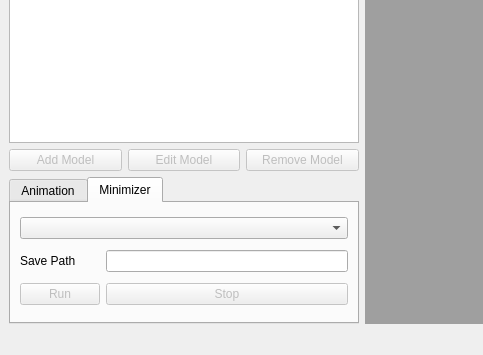
Above: src/QT/gui_main.ui from bkloppenborg/simtoi before the change; both pictures show x 0 to 483 and y 266 to 621 of the 800 by 621 pixel window. Below: the same form after it.
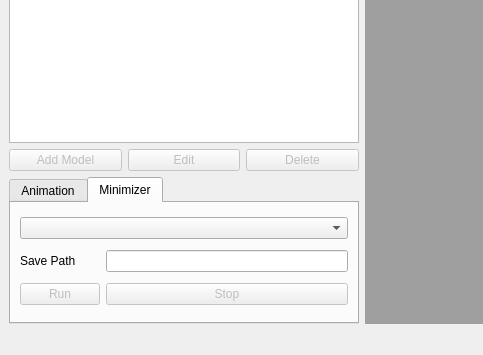
That is the form after the change.

Commit message: Added minimizer execution back in. Changed some more of the buttons over to automatic signal/slots.

```diff
--- a/src/QT/gui_main.ui
+++ b/src/QT/gui_main.ui
@@ -133,7 +133,7 @@
          <bool>false</bool>
         </property>
         <property name="text">
-         <string>Remove Model</string>
+         <string>Delete</string>
         </property>
        </widget>
       </item>
@@ -143,7 +143,7 @@
          <bool>false</bool>
         </property>
         <property name="text">
-         <string>Edit Model</string>
+         <string>Edit</string>
         </property>
        </widget>
       </item>
```
Left out of the diff: 6 changed lines with no effect on the pictures. The commit also changes 3 other files.
